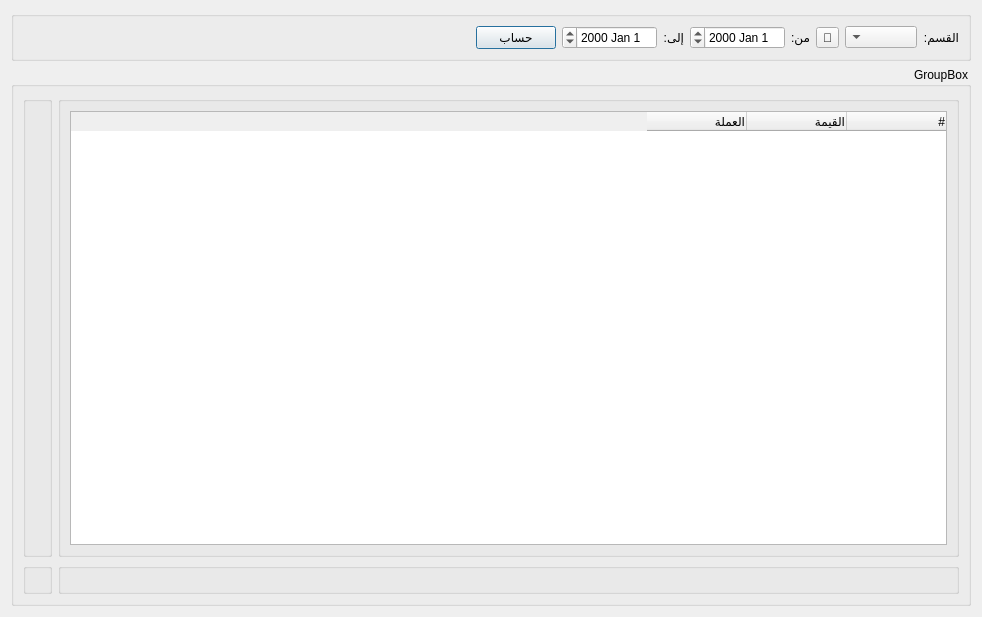
Old version of the form Ui_Department_Report.ui in the repository rabee361/E-commerce2.
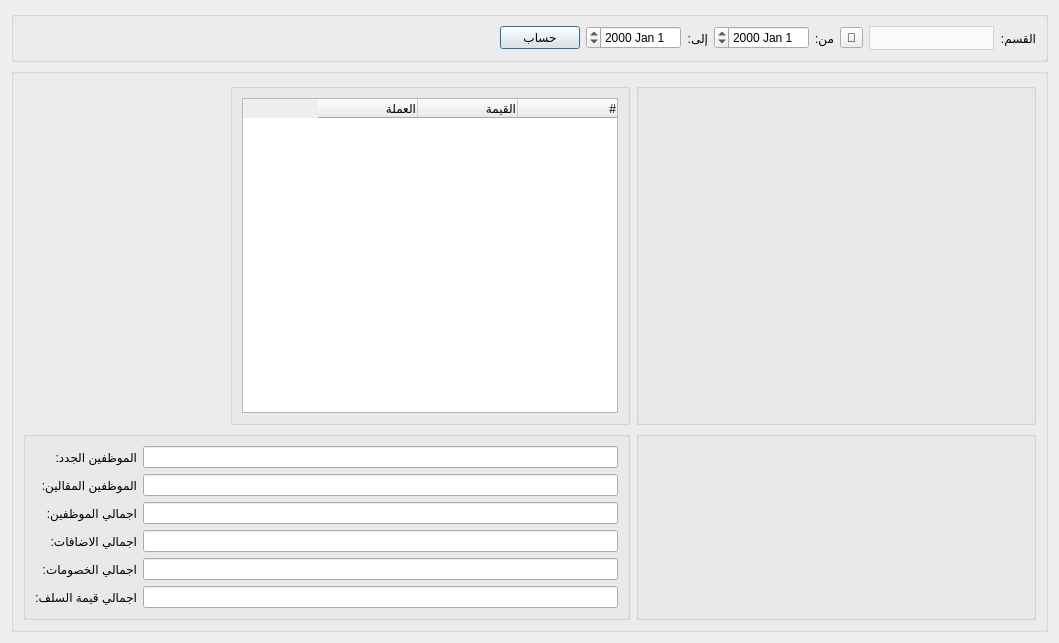
New version of the form. Icons and pictures are not drawn.

Patch:
```diff
--- a/Ui_Department_Report.ui
+++ b/Ui_Department_Report.ui
@@ -9,8 +9,8 @@
    <rect>
     <x>0</x>
     <y>0</y>
-    <width>982</width>
-    <height>617</height>
+    <width>1059</width>
+    <height>643</height>
    </rect>
   </property>
   <property name="minimumSize">
@@ -38,13 +38,13 @@
   <property name="modal">
    <bool>true</bool>
   </property>
-  <layout class="QGridLayout" name="gridLayout_2">
-   <item row="0" column="0" colspan="2">
+  <layout class="QGridLayout" name="gridLayout_5">
+   <item row="0" column="0">
     <widget class="QGroupBox" name="groupBox">
      <property name="maximumSize">
       <size>
        <width>16777215</width>
-       <height>50</height>
+       <height>16777215</height>
       </size>
      </property>
      <property name="layoutDirection">
@@ -54,6 +54,37 @@
       <string/>
      </property>
      <layout class="QGridLayout" name="gridLayout">
+      <item row="0" column="1">
+       <widget class="QComboBox" name="department_combobox">
+        <property name="minimumSize">
+         <size>
+          <width>125</width>
+          <height>0</height>
+         </size>
+        </property>
+        <property name="styleSheet">
+         <string notr="true">QComboBox {
+        background-color: #fafafa;
+        border: 1px solid lightgrey;		
+		height: 22px;
+		color: black;
+    }
+    QComboBox::drop-down {
+        border: none;
+    }</string>
+        </property>
+       </widget>
+      </item>
+      <item row="0" column="7">
+       <widget class="QPushButton" name="calculate_btn">
+        <property name="text">
+         <string>حساب</string>
+        </property>
+       </widget>
+      </item>
+      <item row="0" column="4">
+       <widget class="QDateEdit" name="from_date"/>
+      </item>
       <item row="0" column="5">
        <widget class="QLabel" name="label_2">
         <property name="text">
@@ -61,6 +92,26 @@
         </property>
        </widget>
       </item>
+      <item row="0" column="2">
+       <widget class="QToolButton" name="select_department_btn">
+        <property name="text">
+         <string>🔎</string>
+        </property>
+       </widget>
+      </item>
+      <item row="0" column="3">
+       <widget class="QLabel" name="label">
+        <property name="maximumSize">
+         <size>
+          <width>16777215</width>
+          <height>16777215</height>
+         </size>
+        </property>
+        <property name="text">
+         <string>من:</string>
+        </property>
+       </widget>
+      </item>
       <item row="0" column="0">
        <widget class="QLabel" name="label_3">
         <property name="maximumSize">
@@ -74,9 +125,6 @@
         </property>
        </widget>
       </item>
-      <item row="0" column="4">
-       <widget class="QDateEdit" name="from_date"/>
-      </item>
       <item row="0" column="8">
        <spacer name="horizontalSpacer_3">
         <property name="orientation">
@@ -90,67 +138,124 @@
         </property>
        </spacer>
       </item>
-      <item row="0" column="1">
-       <widget class="QComboBox" name="department_combobox"/>
-      </item>
-      <item row="0" column="7">
-       <widget class="QPushButton" name="calculate_btn">
-        <property name="text">
-         <string>حساب</string>
-        </property>
-       </widget>
-      </item>
-      <item row="0" column="3">
-       <widget class="QLabel" name="label">
-        <property name="maximumSize">
-         <size>
-          <width>50</width>
-          <height>16777215</height>
-         </size>
-        </property>
-        <property name="text">
-         <string>من:</string>
-        </property>
-       </widget>
-      </item>
       <item row="0" column="6">
        <widget class="QDateEdit" name="to_date"/>
       </item>
-      <item row="0" column="2">
-       <widget class="QToolButton" name="select_department_btn">
-        <property name="text">
-         <string>🔎</string>
-        </property>
-       </widget>
-      </item>
      </layout>
     </widget>
    </item>
-   <item row="1" column="0" colspan="2">
+   <item row="1" column="0">
     <widget class="QGroupBox" name="groupBox_2">
      <property name="layoutDirection">
       <enum>Qt::RightToLeft</enum>
      </property>
      <property name="title">
-      <string>GroupBox</string>
+      <string/>
      </property>
      <layout class="QGridLayout" name="gridLayout_3">
-      <item row="1" column="3">
-       <widget class="QGroupBox" name="salary_change_chart">
-        <property name="title">
-         <string/>
-        </property>
-       </widget>
-      </item>
-      <item row="0" column="3">
+      <item row="0" column="0">
        <widget class="QGroupBox" name="avg_salary_chart">
+        <property name="minimumSize">
+         <size>
+          <width>400</width>
+          <height>0</height>
+         </size>
+        </property>
+        <property name="maximumSize">
+         <size>
+          <width>400</width>
+          <height>16777215</height>
+         </size>
+        </property>
         <property name="title">
          <string/>
         </property>
        </widget>
       </item>
-      <item row="0" column="0">
+      <item row="1" column="0">
+       <widget class="QGroupBox" name="salary_change_chart">
+        <property name="title">
+         <string/>
+        </property>
+       </widget>
+      </item>
+      <item row="1" column="1">
+       <widget class="QGroupBox" name="employee_num_chart">
+        <property name="title">
+         <string/>
+        </property>
+        <layout class="QGridLayout" name="gridLayout_2">
+         <item row="0" column="0">
+          <widget class="QLineEdit" name="new_employees"/>
+         </item>
+         <item row="0" column="1">
+          <widget class="QLabel" name="label_4">
+           <property name="text">
+            <string>الموظفين الجدد:</string>
+           </property>
+          </widget>
+         </item>
+         <item row="1" column="0">
+          <widget class="QLineEdit" name="resigned_employees"/>
+         </item>
+         <item row="1" column="1">
+          <widget class="QLabel" name="label_6">
+           <property name="text">
+            <string>الموظفين المقالين:</string>
+           </property>
+          </widget>
+         </item>
+         <item row="2" column="0">
+          <widget class="QLineEdit" name="total_employees"/>
+         </item>
+         <item row="2" column="1">
+          <widget class="QLabel" name="label_5">
+           <property name="text">
+            <string>اجمالي الموظفين:</string>
+           </property>
+          </widget>
+         </item>
+         <item row="3" column="0">
+          <widget class="QLineEdit" name="total_additions"/>
+         </item>
+         <item row="3" column="1">
+          <widget class="QLabel" name="label_7">
+           <property name="text">
+            <string>اجمالي الاضافات:</string>
+           </property>
+          </widget>
+         </item>
+         <item row="4" column="0">
+          <widget class="QLineEdit" name="total_discounts"/>
+         </item>
+         <item row="4" column="1">
+          <widget class="QLabel" name="label_8">
+           <property name="text">
+            <string>اجمالي الخصومات:</string>
+           </property>
+          </widget>
+         </item>
+         <item row="5" column="0">
+          <widget class="QLineEdit" name="total_hr_loans"/>
+         </item>
+         <item row="5" column="1">
+          <widget class="QLabel" name="label_9">
+           <property name="text">
+            <string>اجمالي قيمة السلف:</string>
+           </property>
+          </widget>
+         </item>
+        </layout>
+       </widget>
+      </item>
+      <item row="0" column="1">
        <widget class="QGroupBox" name="department_info">
+        <property name="maximumSize">
+         <size>
+          <width>400</width>
+          <height>16777215</height>
+         </size>
+        </property>
         <property name="layoutDirection">
          <enum>Qt::RightToLeft</enum>
         </property>
@@ -189,13 +294,6 @@
         </layout>
        </widget>
       </item>
-      <item row="1" column="0">
-       <widget class="QGroupBox" name="employee_num_chart">
-        <property name="title">
-         <string/>
-        </property>
-       </widget>
-      </item>
      </layout>
     </widget>
    </item>
```
